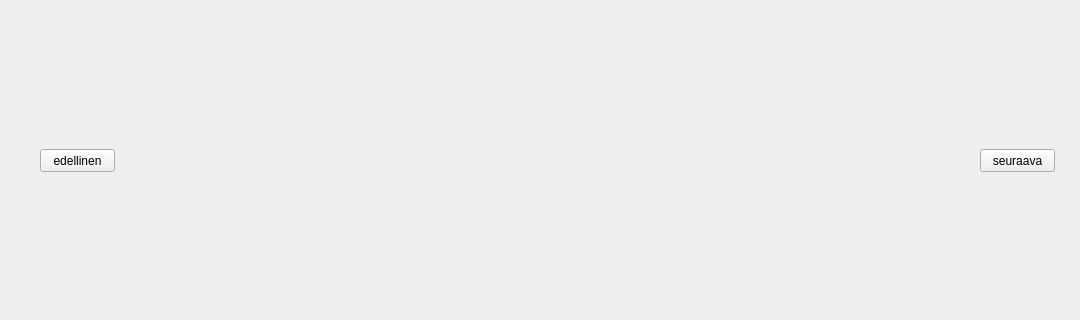
TeMaVa/Annotator, file Visualizer/visualizer.ui: the form before one commit; both pictures show x 0 to 1080 and y 208 to 528 of the 1080 by 995 pixel window.
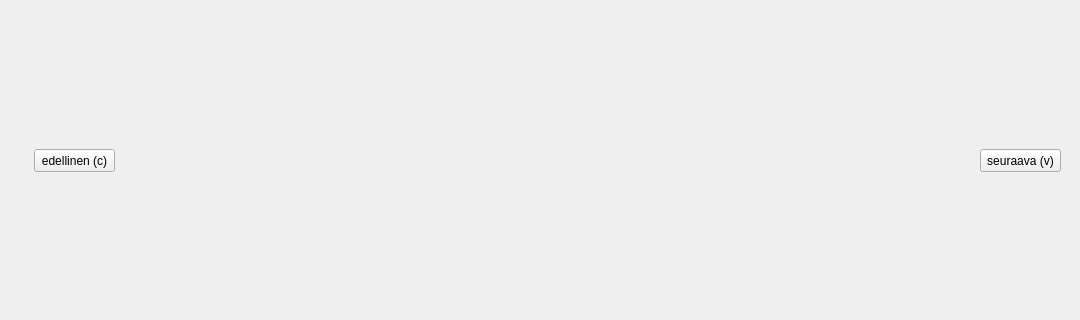
The form after the commit. Custom widgets are drawn as their Qt base class.

The edit to the form file:
```diff
--- a/Visualizer/visualizer.ui
+++ b/Visualizer/visualizer.ui
@@ -40,14 +40,14 @@
    <widget class="QPushButton" name="edelBtn">
     <property name="geometry">
      <rect>
-      <x>40</x>
+      <x>34</x>
       <y>340</y>
-      <width>75</width>
+      <width>81</width>
       <height>23</height>
      </rect>
     </property>
     <property name="text">
-     <string>edellinen</string>
+     <string>edellinen (c)</string>
     </property>
    </widget>
    <widget class="QPushButton" name="seurBtn">
@@ -55,12 +55,12 @@
      <rect>
       <x>980</x>
       <y>340</y>
-      <width>75</width>
+      <width>81</width>
       <height>23</height>
      </rect>
     </property>
     <property name="text">
-     <string>seuraava</string>
+     <string>seuraava (v)</string>
     </property>
    </widget>
   </widget>
```
